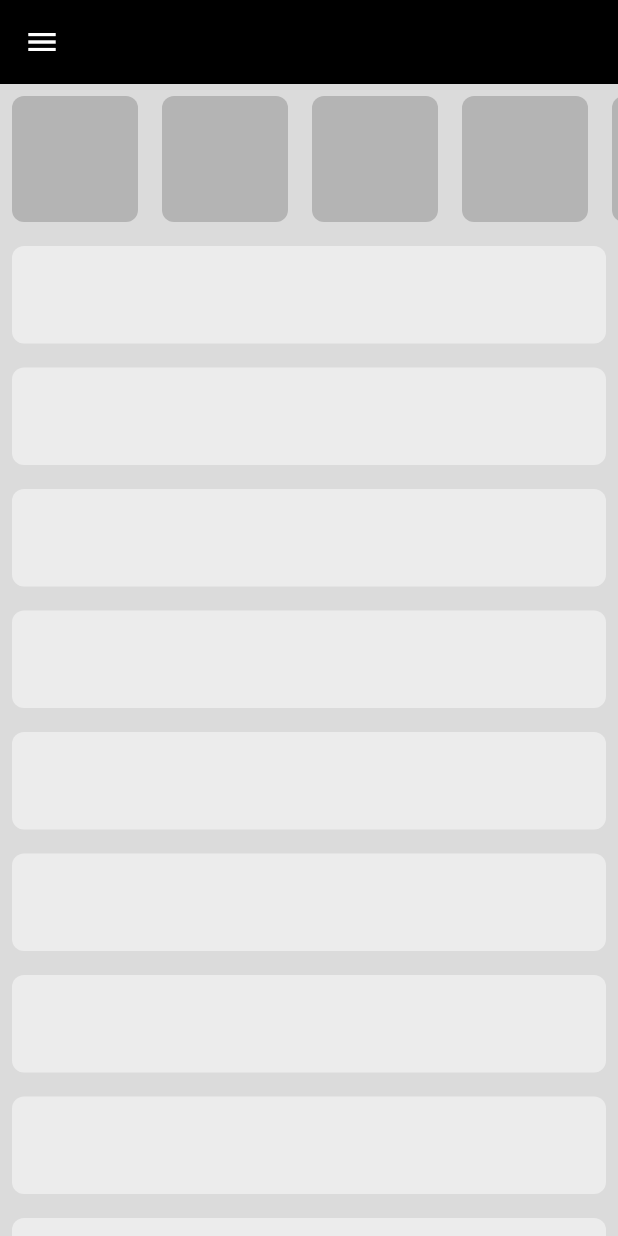
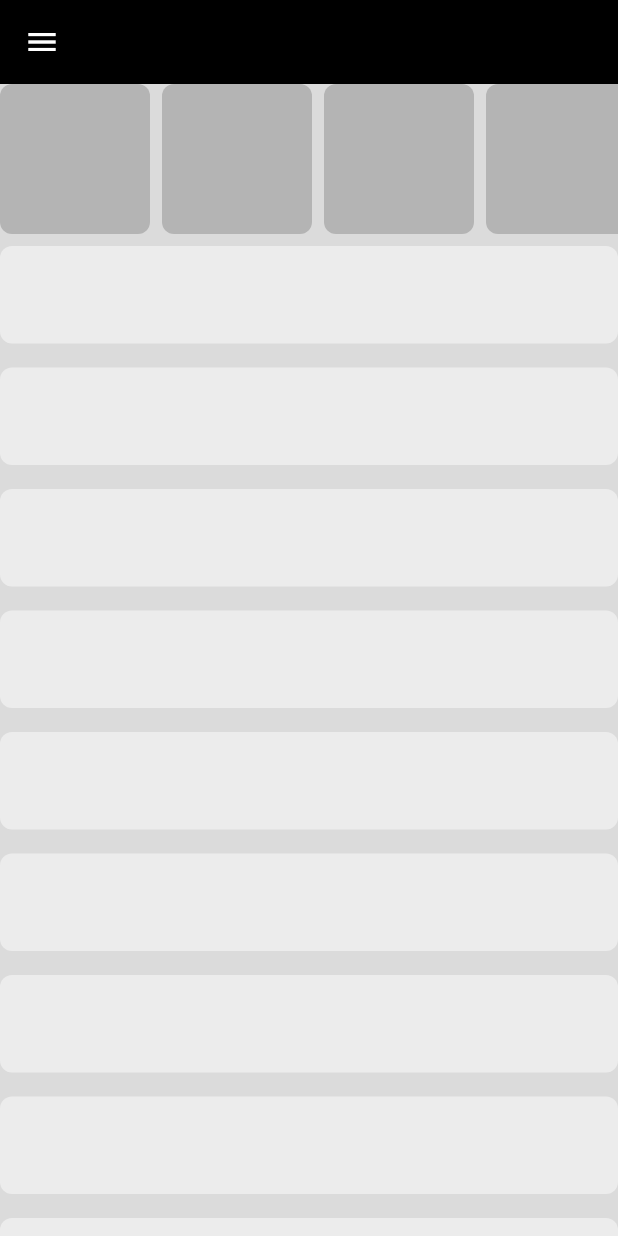
Before and after one commit to tasneemakhaled/adaptive_layout_practice, a Flutter app: the TabletLayout screen opened directly, on a phone screen of 412 x 824 dp. Run offline on Flutter 3.47's test engine with Material 3 defaults, Android fonts, the phone set to English and light mode, and no system bars.

Commit message:
desktop layout done

```diff
--- a/lib/widgets/custom_drawer.dart
+++ b/lib/widgets/custom_drawer.dart
@@ -16,6 +16,7 @@ class CustomDrawer extends StatelessWidget {
   @override
   Widget build(BuildContext context) {
     return const Drawer(
+      elevation: 0,
       backgroundColor: Color(0xffDBDBDB),
       child: Column(
         children: [
--- a/lib/widgets/custom_item.dart
+++ b/lib/widgets/custom_item.dart
@@ -5,13 +5,10 @@ class CustomItem extends StatelessWidget {
 
   @override
   Widget build(BuildContext context) {
-    return Padding(
-      padding: const EdgeInsets.all(8.0),
-      child: Container(
-        decoration: BoxDecoration(
-          color: Color(0xffB4B4B4),
-          borderRadius: BorderRadius.circular(8),
-        ),
+    return Container(
+      decoration: BoxDecoration(
+        color: Color(0xffB4B4B4),
+        borderRadius: BorderRadius.circular(8),
       ),
     );
   }
--- a/lib/widgets/custom_list_view.dart
+++ b/lib/widgets/custom_list_view.dart
@@ -9,14 +9,17 @@ class CustomListView extends StatelessWidget {
     return SizedBox(
       height: 100,
       child: ListView.builder(
-        itemCount: 8,
+        itemCount: 15,
 
         // shrinkWrap: true,
         // physics: NeverScrollableScrollPhysics(),
         scrollDirection: Axis.horizontal,
 
         itemBuilder: (context, index) {
-          return AspectRatio(aspectRatio: 1, child: CustomItem());
+          return Padding(
+            padding: const EdgeInsets.only(right: 8.0),
+            child: AspectRatio(aspectRatio: 1, child: CustomItem()),
+          );
         },
       ),
     );
--- a/lib/widgets/custom_sliver_grid.dart
+++ b/lib/widgets/custom_sliver_grid.dart
@@ -16,7 +16,10 @@ class CustomSliverGrid extends StatelessWidget {
       ),
       itemCount: 4,
       itemBuilder: (context, index) {
-        return CustomItem();
+        return Padding(
+          padding: const EdgeInsets.all(8.0),
+          child: CustomItem(),
+        );
       },
     );
   }
--- a/lib/widgets/custom_sliver_list.dart
+++ b/lib/widgets/custom_sliver_list.dart
@@ -9,7 +9,7 @@ class CustomSliverList extends StatelessWidget {
       itemCount: 10,
       itemBuilder: (context, index) {
         return Padding(
-          padding: const EdgeInsets.all(8.0),
+          padding: const EdgeInsets.symmetric(vertical: 8.0),
           child: Container(
             height: 65,
             decoration: BoxDecoration(
```
Also changed, not shown: lib/views/desktop_layout.dart (+21 -1 lines), lib/widgets/custom_trailing_desktop_widget.dart (added, +32 -0 lines), lib/widgets/tablet_layout_body.dart (added, +17 -0 lines), lib/views/home_view.dart (indentation only).
